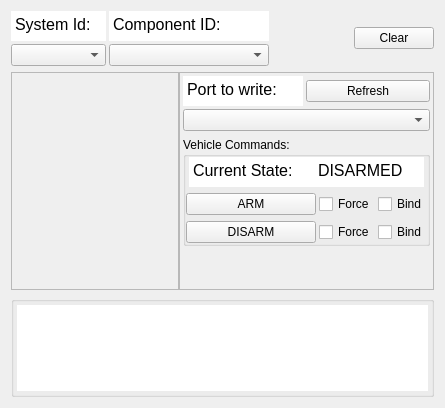
Above: src/mavlink_inspector.ui from YevheniiKovryzhenko/KGroundControl before the change. Below: the same form after it.
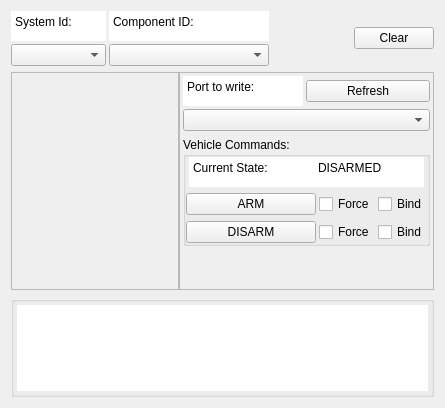
That is the form after the change.

Diff of the .ui file:
```diff
--- a/src/mavlink_inspector.ui
+++ b/src/mavlink_inspector.ui
@@ -108,8 +108,8 @@
 hr { height: 1px; border-width: 0; }
 li.unchecked::marker { content: &quot;\2610&quot;; }
 li.checked::marker { content: &quot;\2612&quot;; }
-&lt;/style&gt;&lt;/head&gt;&lt;body style=&quot; font-family:'Segoe UI'; font-size:9pt; font-weight:400; font-style:normal;&quot;&gt;
-&lt;p style=&quot; margin-top:0px; margin-bottom:0px; margin-left:0px; margin-right:0px; -qt-block-indent:0; text-indent:0px;&quot;&gt;&lt;span style=&quot; font-size:12pt;&quot;&gt;System Id:&lt;/span&gt;&lt;/p&gt;&lt;/body&gt;&lt;/html&gt;</string>
+&lt;/style&gt;&lt;/head&gt;&lt;body&gt;
+&lt;p style=&quot; margin:0;&quot;&gt;System Id:&lt;/p&gt;&lt;/body&gt;&lt;/html&gt;</string>
          </property>
          <property name="textInteractionFlags">
           <set>Qt::NoTextInteraction</set>
@@ -214,8 +214,8 @@
 hr { height: 1px; border-width: 0; }
 li.unchecked::marker { content: &quot;\2610&quot;; }
 li.checked::marker { content: &quot;\2612&quot;; }
-&lt;/style&gt;&lt;/head&gt;&lt;body style=&quot; font-family:'Segoe UI'; font-size:9pt; font-weight:400; font-style:normal;&quot;&gt;
-&lt;p style=&quot; margin-top:0px; margin-bottom:0px; margin-left:0px; margin-right:0px; -qt-block-indent:0; text-indent:0px;&quot;&gt;&lt;span style=&quot; font-size:12pt;&quot;&gt;Component ID:&lt;/span&gt;&lt;/p&gt;&lt;/body&gt;&lt;/html&gt;</string>
+&lt;/style&gt;&lt;/head&gt;&lt;body&gt;
+&lt;p style=&quot; margin:0;&quot;&gt;Component ID:&lt;/p&gt;&lt;/body&gt;&lt;/html&gt;</string>
          </property>
          <property name="textInteractionFlags">
           <set>Qt::NoTextInteraction</set>
@@ -430,8 +430,8 @@
 hr { height: 1px; border-width: 0; }
 li.unchecked::marker { content: &quot;\2610&quot;; }
 li.checked::marker { content: &quot;\2612&quot;; }
-&lt;/style&gt;&lt;/head&gt;&lt;body style=&quot; font-family:'Segoe UI'; font-size:9pt; font-weight:400; font-style:normal;&quot;&gt;
-&lt;p style=&quot; margin-top:0px; margin-bottom:0px; margin-left:0px; margin-right:0px; -qt-block-indent:0; text-indent:0px;&quot;&gt;&lt;span style=&quot; font-size:12pt;&quot;&gt;Port to write:&lt;/span&gt;&lt;/p&gt;&lt;/body&gt;&lt;/html&gt;</string>
+&lt;/style&gt;&lt;/head&gt;&lt;body&gt;
+&lt;p style=&quot; margin:0;&quot;&gt;Port to write:&lt;/p&gt;&lt;/body&gt;&lt;/html&gt;</string>
                </property>
                <property name="textInteractionFlags">
                 <set>Qt::NoTextInteraction</set>
@@ -575,8 +575,8 @@
 hr { height: 1px; border-width: 0; }
 li.unchecked::marker { content: &quot;\2610&quot;; }
 li.checked::marker { content: &quot;\2612&quot;; }
-&lt;/style&gt;&lt;/head&gt;&lt;body style=&quot; font-family:'Segoe UI'; font-size:9pt; font-weight:400; font-style:normal;&quot;&gt;
-&lt;p style=&quot; margin-top:0px; margin-bottom:0px; margin-left:0px; margin-right:0px; -qt-block-indent:0; text-indent:0px;&quot;&gt;&lt;span style=&quot; font-size:12pt;&quot;&gt;Current State:&lt;/span&gt;&lt;/p&gt;&lt;/body&gt;&lt;/html&gt;</string>
+&lt;/style&gt;&lt;/head&gt;&lt;body&gt;
+&lt;p style=&quot; margin:0;&quot;&gt;Current State:&lt;/p&gt;&lt;/body&gt;&lt;/html&gt;</string>
                 </property>
                 <property name="textInteractionFlags">
                  <set>Qt::NoTextInteraction</set>
@@ -646,8 +646,8 @@
 hr { height: 1px; border-width: 0; }
 li.unchecked::marker { content: &quot;\2610&quot;; }
 li.checked::marker { content: &quot;\2612&quot;; }
-&lt;/style&gt;&lt;/head&gt;&lt;body style=&quot; font-family:'Segoe UI'; font-size:9pt; font-weight:400; font-style:normal;&quot;&gt;
-&lt;p style=&quot; margin-top:0px; margin-bottom:0px; margin-left:0px; margin-right:0px; -qt-block-indent:0; text-indent:0px;&quot;&gt;&lt;span style=&quot; font-size:12pt;&quot;&gt;DISARMED&lt;/span&gt;&lt;/p&gt;&lt;/body&gt;&lt;/html&gt;</string>
+&lt;/style&gt;&lt;/head&gt;&lt;body&gt;
+&lt;p style=&quot; margin:0;&quot;&gt;DISARMED&lt;/p&gt;&lt;/body&gt;&lt;/html&gt;</string>
                 </property>
                 <property name="textInteractionFlags">
                  <set>Qt::NoTextInteraction</set>
```
Left out of the diff: 6 changed lines with no effect on the pictures.
